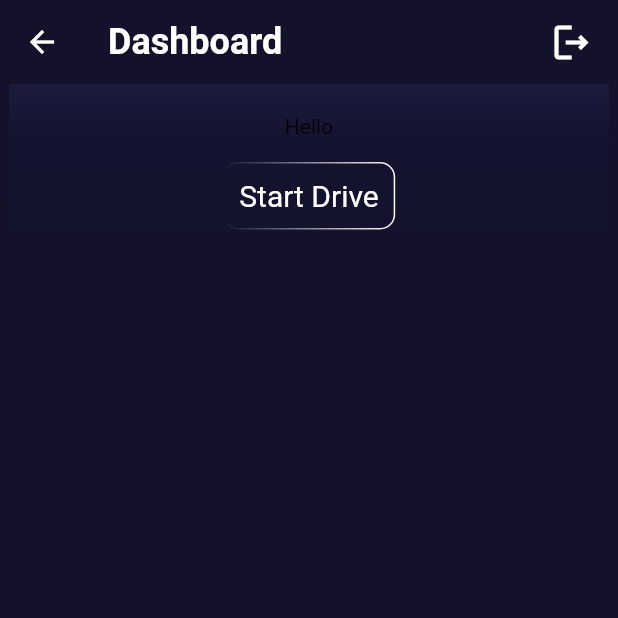
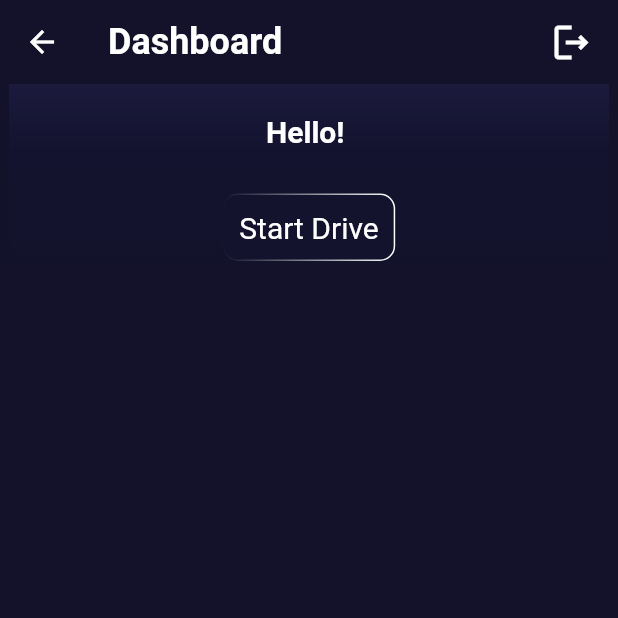
Before and after one commit to KrishChopra22/DriWary, a Flutter app: the Dashboard screen opened directly, on a phone screen of 412 x 824 dp, the top half of it. Run offline on Flutter 3.47's test engine with Material 2 defaults, Android fonts, the phone set to English and light mode, and no system bars; our stand-ins replace audioplayers, camera, firebase_auth, firebase_core, firebase_database, fluttertoast and 5 more; missing offline and left inert: flutter_phone_direct_caller, flutter_sms, google_mlkit_face_detection; accounts and stored records are empty.

Commit message:
Edited Dashboard UI

```diff
--- a/lib/main.dart
+++ b/lib/main.dart
@@ -28,7 +28,7 @@ Future<void> main() async {
 Future<void> checkUser() async {
   if (FirebaseManager.auth.currentUser != null) {
     final snapshot = await FirebaseManager.database
-        .ref('Users/${FirebaseManager.auth.currentUser!.uid}')
+        .ref('Users')
         .get();
     print(snapshot.value);
     if (!snapshot.exists) {
--- a/lib/screens/dashboard.dart
+++ b/lib/screens/dashboard.dart
@@ -71,8 +71,17 @@ class Dashboard extends StatelessWidget {
                       // ElevatedButton(
                       //     onPressed: () => signOut(context),
                       //     child: const Text('SignOut')),
-                      const Text("Hello"),
-                      Text(auth.currentUser!.uid),
+                      Text("Hello! ",
+                      style: TextStyle(
+                        color: Colors.white,
+                        fontSize: 20,
+                        fontWeight: FontWeight.bold,
+                      )),
+                      const SizedBox(
+                        height: 30,
+                      ),
+
+
                       // ElevatedButton(
                       //     onPressed: () => call(context), child: const Text('Call')),
                       // ElevatedButton(
--- a/pubspec.yaml
+++ b/pubspec.yaml
@@ -53,6 +53,7 @@ dependencies:
   gradient_borders: ^1.0.0
   geolocator: ^9.0.2
   geocoding: ^2.0.5
+
 
 
 dev_dependencies:
```
Also changed, not shown: lib/dataclass/person.dart (+3 -12 lines), lib/screens/auth_screens/signup_screen.dart (+30 -100 lines), pubspec.lock.
